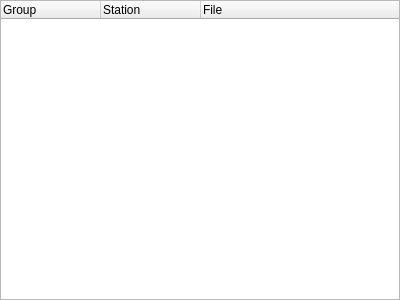
Qt form mtpy/gui/SmartMT/station_viewer.ui (MTgeophysics/mtpy) before a commit.
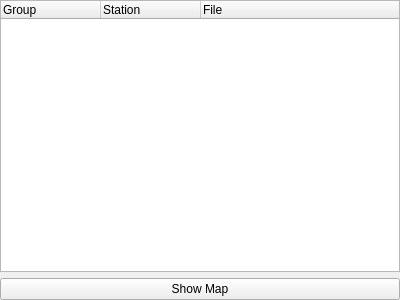
The same form after that commit.

```diff
--- a/mtpy/gui/SmartMT/station_viewer.ui
+++ b/mtpy/gui/SmartMT/station_viewer.ui
@@ -45,6 +45,13 @@
      </column>
     </widget>
    </item>
+   <item>
+    <widget class="QPushButton" name="pushButton_showMap">
+     <property name="text">
+      <string>Show Map</string>
+     </property>
+    </widget>
+   </item>
   </layout>
  </widget>
  <resources/>
```
